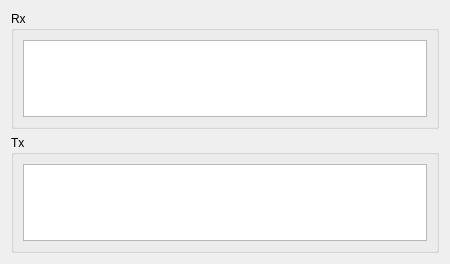
Old version of the form forms/traffic.ui in the repository t0beers/ndlcom.
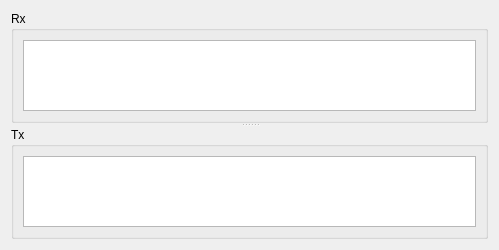
New version of the form.

Commit message:
[lib/NDLCom] minor enhancements
- now active connections are conectionwise counted into the connect icons
- number of overall active connections in inserted into disconnect icon
- QSplitter in message- and raw-traffic widgets

```diff
--- a/forms/traffic.ui
+++ b/forms/traffic.ui
@@ -6,8 +6,8 @@
    <rect>
     <x>0</x>
     <y>0</y>
-    <width>450</width>
-    <height>264</height>
+    <width>499</width>
+    <height>250</height>
    </rect>
   </property>
   <property name="minimumSize">
@@ -21,6 +21,10 @@
   </property>
   <layout class="QVBoxLayout" name="verticalLayout">
    <item>
+    <widget class="QSplitter" name="splitter">
+     <property name="orientation">
+      <enum>Qt::Vertical</enum>
+     </property>
     <widget class="QGroupBox" name="groupBox">
      <property name="title">
       <string>Rx</string>
@@ -59,8 +63,6 @@
       </item>
      </layout>
     </widget>
-   </item>
-   <item>
     <widget class="QGroupBox" name="groupBox_2">
      <property name="title">
       <string>Tx</string>
@@ -89,6 +91,7 @@
        </widget>
       </item>
      </layout>
+     </widget>
     </widget>
    </item>
   </layout>
```
Lines whose indentation alone changed are shown as unchanged. The commit also changes 2 other files.
